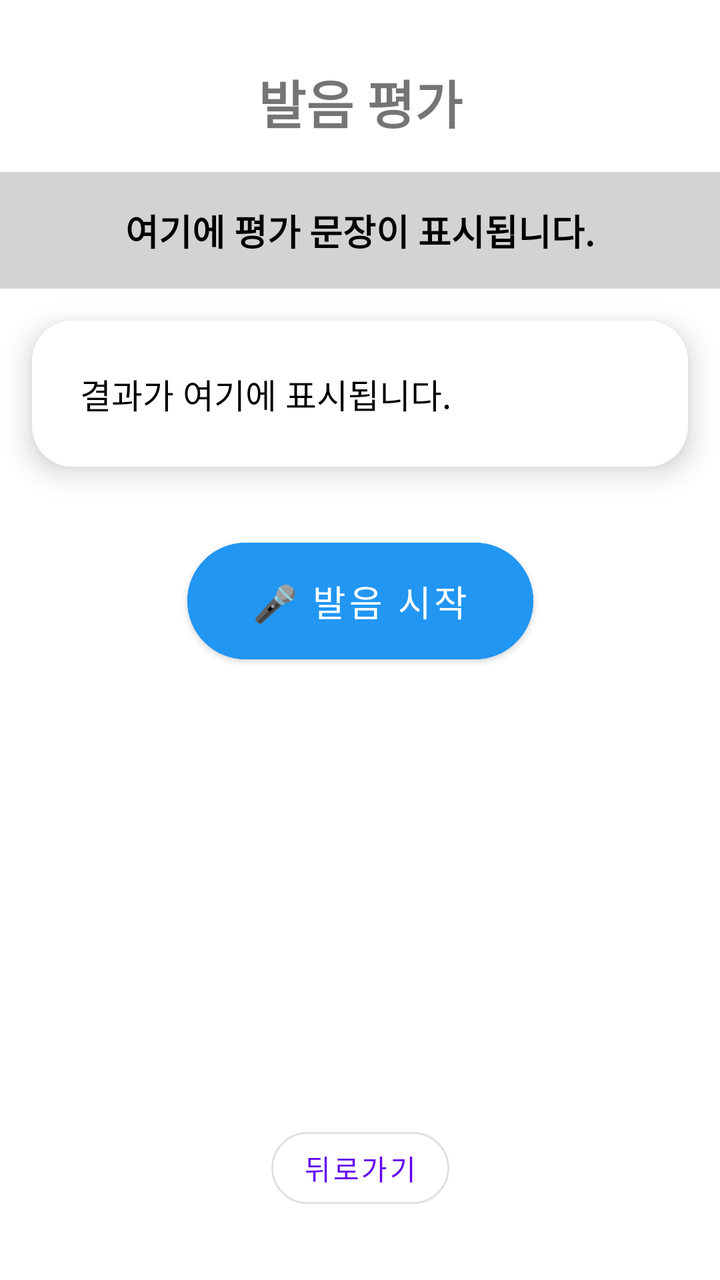
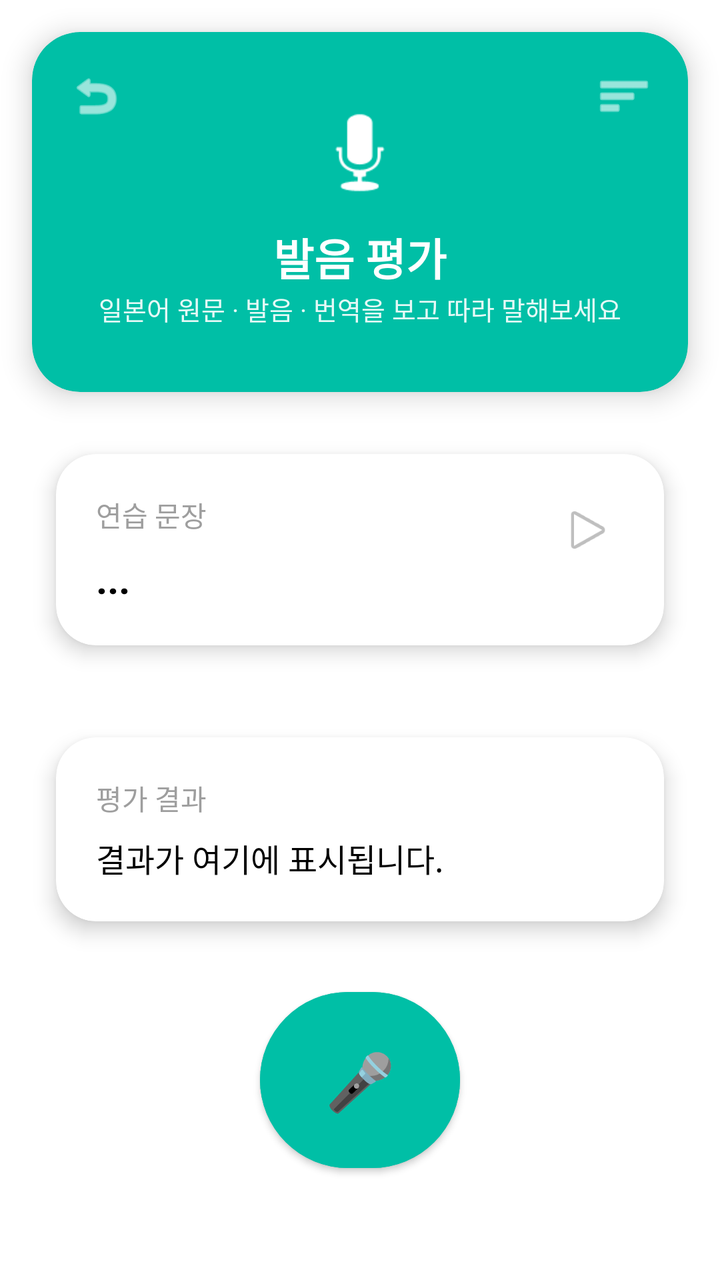

Two renders of the same Android screen: before a commit and after it. Below are the layout's source before the change and the commit's diff.
<!-- AndroidManifest.xml: application theme Theme.PikaBoka -->
<!-- res/layout/activity_speech.xml -->
<androidx.constraintlayout.widget.ConstraintLayout
    xmlns:android="http://schemas.android.com/apk/res/android"
    xmlns:app="http://schemas.android.com/apk/res-auto"
    xmlns:tools="http://schemas.android.com/tools"
    android:layout_width="match_parent"
    android:layout_height="match_parent"
    android:background="@android:color/white"
    tools:context=".SpeechActivity">

    
    <TextView
        android:id="@+id/speechTitle"
        android:layout_width="wrap_content"
        android:layout_height="wrap_content"
        android:text="발음 평가"
        android:textSize="26sp"
        android:textStyle="bold"
        app:layout_constraintTop_toTopOf="parent"
        app:layout_constraintStart_toStartOf="parent"
        app:layout_constraintEnd_toEndOf="parent"
        android:layout_marginTop="32dp"/>

    
    <TextView
        android:id="@+id/targetSentence"
        android:layout_width="0dp"
        android:layout_height="wrap_content"
        android:text="여기에 평가 문장이 표시됩니다."
        android:textSize="18sp"
        android:textColor="@android:color/black"
        android:textStyle="bold"
        android:background="@color/light_gray"
        android:padding="16dp"
        android:gravity="center"
        app:layout_constraintTop_toBottomOf="@id/speechTitle"
        app:layout_constraintStart_toStartOf="parent"
        app:layout_constraintEnd_toEndOf="parent"
        android:layout_marginTop="16dp"/>

    
    <com.google.android.material.card.MaterialCardView
        android:id="@+id/resultCard"
        android:layout_width="0dp"
        android:layout_height="wrap_content"
        android:layout_margin="16dp"
        app:cardCornerRadius="20dp"
        app:cardElevation="8dp"
        app:layout_constraintTop_toBottomOf="@id/targetSentence"
        app:layout_constraintStart_toStartOf="parent"
        app:layout_constraintEnd_toEndOf="parent">

        <TextView
            android:id="@+id/resultText"
            android:layout_width="match_parent"
            android:layout_height="wrap_content"
            android:text="결과가 여기에 표시됩니다."
            android:padding="24dp"
            android:textSize="17sp"
            android:textColor="@android:color/black"/>
    </com.google.android.material.card.MaterialCardView>

    
    <com.google.android.material.button.MaterialButton
        android:id="@+id/recordButton"
        style="@style/Widget.MaterialComponents.Button"
        android:layout_width="wrap_content"
        android:layout_height="wrap_content"
        android:text="🎤 발음 시작"
        android:textSize="18sp"
        android:paddingStart="32dp"
        android:paddingEnd="32dp"
        android:paddingTop="16dp"
        android:paddingBottom="16dp"
        android:backgroundTint="@color/blue"
        android:textColor="@android:color/white"
        app:cornerRadius="50dp"
        app:layout_constraintTop_toBottomOf="@id/resultCard"
        app:layout_constraintStart_toStartOf="parent"
        app:layout_constraintEnd_toEndOf="parent"
        android:layout_marginTop="32dp"/>

    
    <com.google.android.material.button.MaterialButton
        android:id="@+id/btnBack"
        style="@style/Widget.MaterialComponents.Button.OutlinedButton"
        android:layout_width="wrap_content"
        android:layout_height="wrap_content"
        android:text="뒤로가기"
        app:cornerRadius="24dp"
        app:layout_constraintBottom_toBottomOf="parent"
        app:layout_constraintStart_toStartOf="parent"
        app:layout_constraintEnd_toEndOf="parent"
        android:layout_marginBottom="32dp"/>
</androidx.constraintlayout.widget.ConstraintLayout>
<!-- resources referenced by this layout -->
<resources>
  <color name="blue">#2196F3</color>
  <color name="light_gray">#D3D3D3</color>
  <style name="Theme.PikaBoka" parent="Theme.MaterialComponents.DayNight.NoActionBar">
          
          <item name="colorPrimary">@color/purple_500</item>
          <item name="colorPrimaryVariant">@color/purple_500</item>
          <item name="colorSecondary">@color/teal_700</item>
      </style>
  <color name="purple_500">#6200EE</color>
  <color name="teal_700">#018786</color>
</resources>

<!-- the commit's change to res/layout/activity_speech.xml (unified diff, before → after) -->
@@ -1,94 +1,232 @@
+<?xml version="1.0" encoding="utf-8"?>
 <androidx.constraintlayout.widget.ConstraintLayout
     xmlns:android="http://schemas.android.com/apk/res/android"
     xmlns:app="http://schemas.android.com/apk/res-auto"
     xmlns:tools="http://schemas.android.com/tools"
+    android:id="@+id/rootLayout"
     android:layout_width="match_parent"
     android:layout_height="match_parent"
     android:background="@android:color/white"
-    tools:context=".SpeechActivity">
+    tools:context=".ui.speech.SpeechActivity">
 
     
-    <TextView
-        android:id="@+id/speechTitle"
-        android:layout_width="wrap_content"
-        android:layout_height="wrap_content"
-        android:text="발음 평가"
-        android:textSize="26sp"
-        android:textStyle="bold"
+    <com.google.android.material.card.MaterialCardView
+        android:id="@+id/headerCard"
+        android:layout_width="0dp"
+        android:layout_height="180dp"
+        android:layout_margin="16dp"
+        app:cardCornerRadius="24dp"
+        app:cardElevation="8dp"
+        app:cardBackgroundColor="@color/feature_speech"
         app:layout_constraintTop_toTopOf="parent"
         app:layout_constraintStart_toStartOf="parent"
-        app:layout_constraintEnd_toEndOf="parent"
-        android:layout_marginTop="32dp"/>
+        app:layout_constraintEnd_toEndOf="parent">
+
+        <androidx.constraintlayout.widget.ConstraintLayout
+            android:id="@+id/headerContent"
+            android:layout_width="match_parent"
+            android:layout_height="match_parent">
+
+            
+            <androidx.appcompat.widget.AppCompatImageView
+                android:id="@+id/btnBack"
+                android:layout_width="48dp"
+                android:layout_height="48dp"
+                android:layout_marginStart="8dp"
+                android:layout_marginTop="8dp"
+                android:background="?attr/selectableItemBackgroundBorderless"
+                android:padding="10dp"
+                android:contentDescription="@string/nav_back"
+                app:srcCompat="@android:drawable/ic_menu_revert"
+                app:tint="@android:color/white"
+                app:layout_constraintTop_toTopOf="parent"
+                app:layout_constraintStart_toStartOf="parent"/>
+
+            
+            <androidx.appcompat.widget.AppCompatImageView
+                android:id="@+id/btnChooseSentence"
+                android:layout_width="48dp"
+                android:layout_height="48dp"
+                android:layout_marginEnd="8dp"
+                android:layout_marginTop="8dp"
+                android:background="?attr/selectableItemBackgroundBorderless"
+                android:padding="10dp"
+                android:contentDescription="@string/choose_sentence"
+                app:srcCompat="@android:drawable/ic_menu_sort_by_size"
+                app:tint="@android:color/white"
+                app:layout_constraintTop_toTopOf="parent"
+                app:layout_constraintEnd_toEndOf="parent"/>
+
+            
+            <LinearLayout
+                android:id="@+id/centerGroup"
+                android:layout_width="wrap_content"
+                android:layout_height="wrap_content"
+                android:orientation="vertical"
+                android:gravity="center"
+                app:layout_constraintTop_toTopOf="parent"
+                app:layout_constraintBottom_toBottomOf="parent"
+                app:layout_constraintStart_toStartOf="parent"
+                app:layout_constraintEnd_toEndOf="parent">
+
+                <androidx.appcompat.widget.AppCompatImageView
+                    android:layout_width="56dp"
+                    android:layout_height="56dp"
+                    app:srcCompat="@android:drawable/ic_btn_speak_now"
+                    app:tint="@android:color/white"
+                    android:contentDescription="@string/app_name"/>
+
+                <TextView
+                    android:id="@+id/tvHeaderTitle"
+                    android:layout_width="wrap_content"
+                    android:layout_height="wrap_content"
+                    android:layout_marginTop="8dp"
+                    android:text="발음 평가"
+                    android:textSize="22sp"
+                    android:textStyle="bold"
+                    android:textColor="@android:color/white"
+                    android:accessibilityHeading="true"/>
+
+                <TextView
+                    android:id="@+id/tvHeaderSub"
+                    android:layout_width="wrap_content"
+                    android:layout_height="wrap_content"
+                    android:text="일본어 원문 · 발음 · 번역을 보고 따라 말해보세요"
+                    android:textSize="13sp"
+                    android:alpha="0.9"
+                    android:textColor="@android:color/white"/>
+            </LinearLayout>
+        </androidx.constraintlayout.widget.ConstraintLayout>
+    </com.google.android.material.card.MaterialCardView>
 
     
-    <TextView
-        android:id="@+id/targetSentence"
+    <ScrollView
+        android:id="@+id/scrollBody"
         android:layout_width="0dp"
-        android:layout_height="wrap_content"
-        android:text="여기에 평가 문장이 표시됩니다."
-        android:textSize="18sp"
-        android:textColor="@android:color/black"
-        android:textStyle="bold"
-        android:background="@color/light_gray"
+        android:layout_height="0dp"
         android:padding="16dp"
-        android:gravity="center"
-        app:layout_constraintTop_toBottomOf="@id/speechTitle"
-        app:layout_constraintStart_toStartOf="parent"
-        app:layout_constraintEnd_toEndOf="parent"
-        android:layout_marginTop="16dp"/>
-
-    
-    <com.google.android.material.card.MaterialCardView
-        android:id="@+id/resultCard"
-        android:layout_width="0dp"
-        android:layout_height="wrap_content"
-        android:layout_margin="16dp"
-        app:cardCornerRadius="20dp"
-        app:cardElevation="8dp"
-        app:layout_constraintTop_toBottomOf="@id/targetSentence"
+        android:clipToPadding="false"
+        app:layout_constraintTop_toBottomOf="@id/headerCard"
+        app:layout_constraintBottom_toBottomOf="parent"
         app:layout_constraintStart_toStartOf="parent"
         app:layout_constraintEnd_toEndOf="parent">
 
-        <TextView
-            android:id="@+id/resultText"
+        <LinearLayout
             android:layout_width="match_parent"
             android:layout_height="wrap_content"
-            android:text="결과가 여기에 표시됩니다."
-            android:padding="24dp"
-            android:textSize="17sp"
-            android:textColor="@android:color/black"/>
-    </com.google.android.material.card.MaterialCardView>
+            android:orientation="vertical"
+            android:gravity="center_horizontal">
+
+            <com.google.android.material.card.MaterialCardView
+                android:id="@+id/sentenceCard"
+                android:layout_width="match_parent"
+                android:layout_height="wrap_content"
+                android:layout_marginBottom="16dp"
+                app:cardCornerRadius="20dp"
+                app:cardElevation="6dp"
+                app:cardUseCompatPadding="true">
+
+                <androidx.constraintlayout.widget.ConstraintLayout
+                    android:layout_width="match_parent"
+                    android:layout_height="wrap_content"
+                    android:padding="20dp">
+
+                    
+                    <TextView
+                        android:id="@+id/tvSentenceTitle"
+                        android:layout_width="wrap_content"
+                        android:layout_height="wrap_content"
+                        android:text="연습 문장"
+                        android:textSize="14sp"
+                        android:textColor="@color/gray"
+                        app:layout_constraintTop_toTopOf="parent"
+                        app:layout_constraintStart_toStartOf="parent"/>
+
+                    
+                    <androidx.appcompat.widget.AppCompatImageView
+                        android:id="@+id/btnSpeak"
+                        android:layout_width="36dp"
+                        android:layout_height="36dp"
+                        android:contentDescription="발음 듣기"
+                        android:background="?attr/selectableItemBackgroundBorderless"
+                        android:padding="4dp"
+                        app:srcCompat="@android:drawable/ic_media_play"
+                        app:layout_constraintTop_toTopOf="parent"
+                        app:layout_constraintEnd_toEndOf="parent"/>
+
+                    
+                    <TextView
+                        android:id="@+id/targetSentence"
+                        android:layout_width="0dp"
+                        android:layout_height="wrap_content"
+                        android:layout_marginTop="8dp"
+                        android:text="..."
+                        android:textSize="20sp"
+                        android:textStyle="bold"
+                        android:textColor="@android:color/black"
+                        android:breakStrategy="balanced"
+                        android:hyphenationFrequency="normal"
+                        app:layout_constraintTop_toBottomOf="@id/tvSentenceTitle"
+                        app:layout_constraintStart_toStartOf="parent"
+                        app:layout_constraintEnd_toEndOf="parent"
+                        app:layout_constraintBottom_toBottomOf="parent"/>
+
+                </androidx.constraintlayout.widget.ConstraintLayout>
+            </com.google.android.material.card.MaterialCardView>
+
+            
+            <com.google.android.material.card.MaterialCardView
+                android:id="@+id/resultCard"
+                android:layout_width="match_parent"
+                android:layout_height="wrap_content"
+                android:layout_marginBottom="20dp"
+                app:cardCornerRadius="20dp"
+                app:cardElevation="6dp"
+                app:cardUseCompatPadding="true">
+
+                <LinearLayout
+                    android:layout_width="match_parent"
+                    android:layout_height="wrap_content"
+                    android:orientation="vertical"
+                    android:padding="20dp">
+
+                    <TextView
+                        android:text="평가 결과"
+                        android:textSize="14sp"
+                        android:textColor="@color/gray"
+                        android:layout_width="wrap_content"
+                        android:layout_height="wrap_content"/>
+
+                    <TextView
+                        android:id="@+id/resultText"
+                        android:layout_width="match_parent"
+                        android:layout_height="wrap_content"
+                        android:layout_marginTop="8dp"
+                        android:text="결과가 여기에 표시됩니다."
+                        android:textSize="16sp"
+                        android:textColor="@android:color/black"
+                        android:breakStrategy="balanced"
+                        android:hyphenationFrequency="normal"/>
+                </LinearLayout>
+            </com.google.android.material.card.MaterialCardView>
+        </LinearLayout>
+    </ScrollView>
 
     
     <com.google.android.material.button.MaterialButton
         android:id="@+id/recordButton"
         style="@style/Widget.MaterialComponents.Button"
-        android:layout_width="wrap_content"
-        android:layout_height="wrap_content"
-        android:text="🎤 발음 시작"
-        android:textSize="18sp"
-        android:paddingStart="32dp"
-        android:paddingEnd="32dp"
-        android:paddingTop="16dp"
-        android:paddingBottom="16dp"
-        android:backgroundTint="@color/blue"
+        android:layout_width="100dp"
+        android:layout_height="100dp"
+        android:layout_marginBottom="50dp"
+        android:gravity="center"
+        android:text="🎤"
+        android:textSize="28sp"
         android:textColor="@android:color/white"
+        android:backgroundTint="@color/feature_speech"
         app:cornerRadius="50dp"
-        app:layout_constraintTop_toBottomOf="@id/resultCard"
         app:layout_constraintStart_toStartOf="parent"
         app:layout_constraintEnd_toEndOf="parent"
-        android:layout_marginTop="32dp"/>
-
-    
-    <com.google.android.material.button.MaterialButton
-        android:id="@+id/btnBack"
-        style="@style/Widget.MaterialComponents.Button.OutlinedButton"
-        android:layout_width="wrap_content"
-        android:layout_height="wrap_content"
-        android:text="뒤로가기"
-        app:cornerRadius="24dp"
-        app:layout_constraintBottom_toBottomOf="parent"
-        app:layout_constraintStart_toStartOf="parent"
-        app:layout_constraintEnd_toEndOf="parent"
-        android:layout_marginBottom="32dp"/>
+        app:layout_constraintBottom_toBottomOf="parent" />
+
 </androidx.constraintlayout.widget.ConstraintLayout>
<!-- resource entries referenced after the edit -->
@@ -1,14 +1,19 @@
 <!-- resources referenced by this layout -->
 <resources>
-  <color name="blue">#2196F3</color>
-  <color name="light_gray">#D3D3D3</color>
-  <style name="Theme.PikaBoka" parent="Theme.MaterialComponents.DayNight.NoActionBar">
+  <color name="feature_speech">#00BFA6</color>
+  <color name="gray">#9E9E9E</color>
+  <string name="app_name">PikaBoka</string>
+  <string name="choose_sentence">카테고리</string>
+  <string name="nav_back">뒤로가기</string>
+  <style name="Theme.PikaBoka" parent="Theme.MaterialComponents.Light.NoActionBar">
           
-          <item name="colorPrimary">@color/purple_500</item>
-          <item name="colorPrimaryVariant">@color/purple_500</item>
-          <item name="colorSecondary">@color/teal_700</item>
+          <item name="colorPrimary">@color/toolbar_primary</item>
+          <item name="colorPrimaryVariant">@color/toolbar_primary</item>
+          <item name="colorSecondary">@color/toolbar_primary</item>
+  
+          
+          <item name="android:forceDarkAllowed">false</item>
       </style>
-  <color name="purple_500">#6200EE</color>
-  <color name="teal_700">#018786</color>
+  <color name="toolbar_primary">#6C63FF</color>
 </resources>
 
